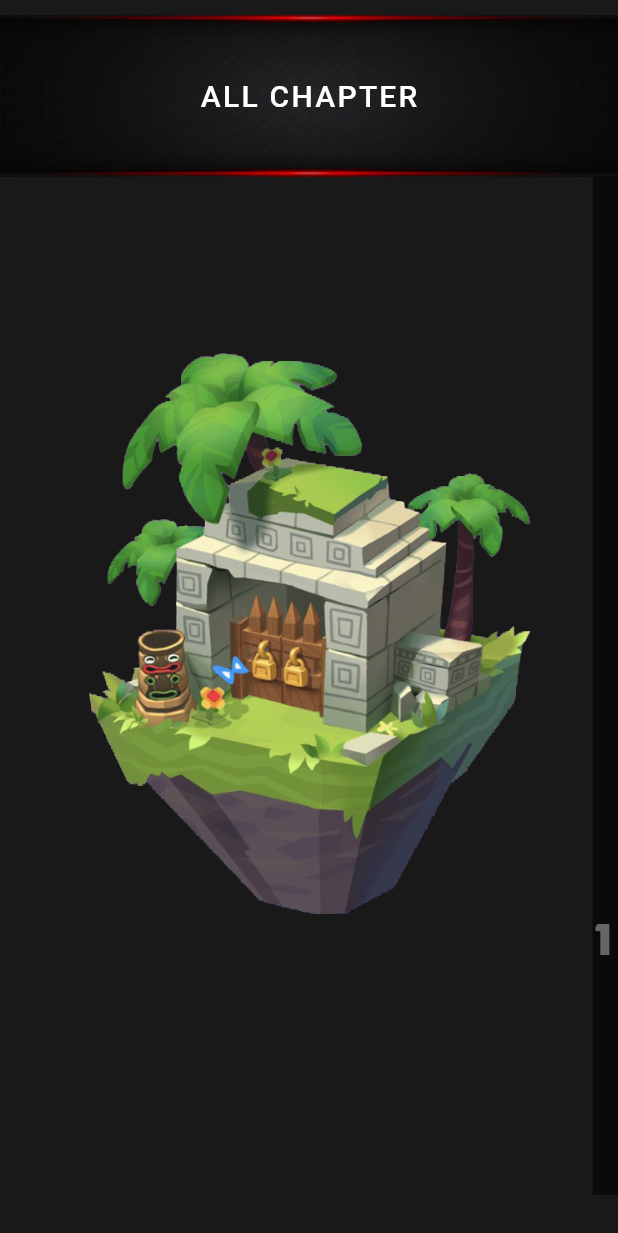
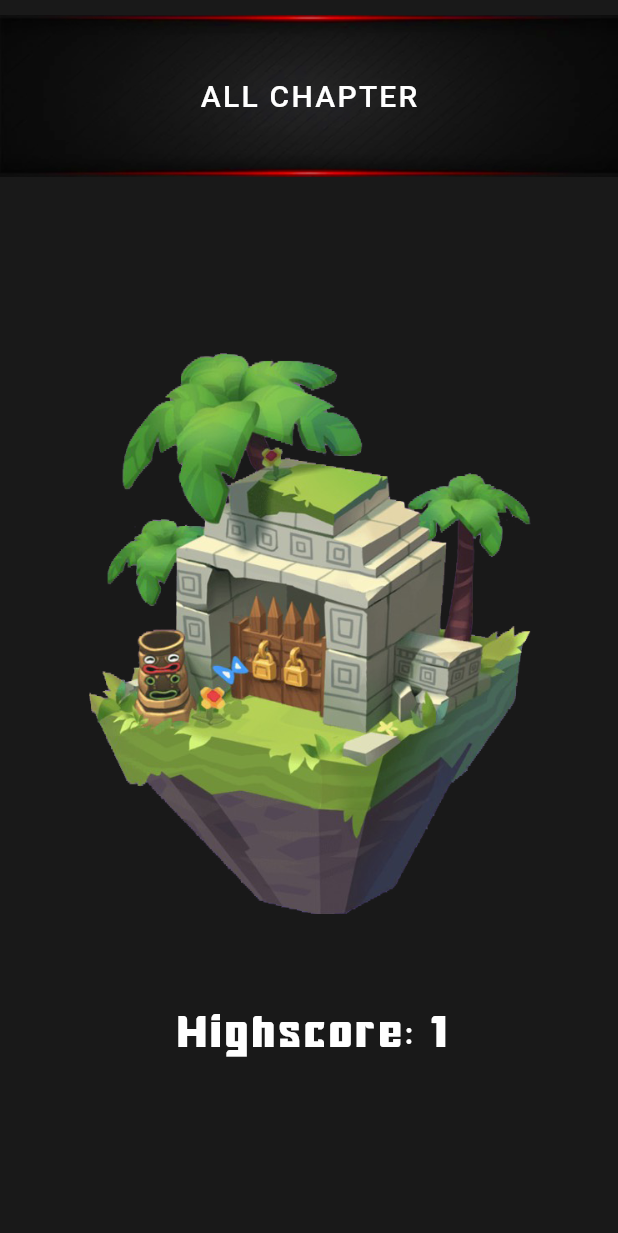
Before and after one commit to JiDuyy/dc_marvel_app, a Flutter app: the ShowChapterAll screen opened directly, on a phone screen of 412 x 824 dp. Shown: the top 1233 px of the screen. Run offline on Flutter 3.47's test engine with Material 2 defaults, Android fonts, the phone set to English and light mode, and no system bars; our stand-ins replace animated_text_kit, audioplayers, cloud_firestore, dropdown_button2, firebase_auth, firebase_core and 5 more; missing offline and left inert: dart:ffi; accounts and stored records are empty.

Commit message:
fix show chapter 1

```diff
--- a/lib/components/ChapterImage.dart
+++ b/lib/components/ChapterImage.dart
@@ -3,11 +3,10 @@
 import '../view/play/playing_now.dart';
 
 class ChapterImage extends StatefulWidget {
-  const ChapterImage({
-    Key? key,
-    required this.path,
-  }) : super(key: key);
+  const ChapterImage({Key? key, required this.path, required this.hightScore})
+      : super(key: key);
   final String path;
+  final String hightScore;
 
   @override
   State<ChapterImage> createState() => _ChapterImageState();
@@ -25,6 +24,19 @@
       decoration: BoxDecoration(
         image: DecorationImage(
           image: AssetImage(widget.path),
+        ),
+      ),
+      child: Align(
+        alignment: Alignment.bottomCenter,
+        child: Text(
+          widget.hightScore != '' ? 'Highscore: ${widget.hightScore}' : '',
+          style: const TextStyle(
+            fontFamily: 'horizon',
+            color: Colors.white,
+            fontSize: 28,
+            fontWeight: FontWeight.w500,
+            letterSpacing: 2.5,
+          ),
         ),
       ),
     );
@@ -82,14 +94,10 @@
                 image: AssetImage(path),
               ),
             ),
-          ),
-          Container(
+            child: Align(
               alignment: Alignment.bottomCenter,
-            margin: EdgeInsets.only(
-              bottom: MediaQuery.of(context).size.width / 2.3,
-            ),
               child: Text(
-              '$hightScore',
+                chapter >= numberChappter ? 'Highscore: $hightScore' : '',
                 style: const TextStyle(
                   fontFamily: 'horizon',
                   color: Colors.white,
@@ -99,6 +107,15 @@
                 ),
               ),
             ),
+          ),
+          chapter >= numberChappter
+              ? Container(
+                  alignment: Alignment.bottomCenter,
+                  margin: EdgeInsets.only(
+                    bottom: MediaQuery.of(context).size.width / 2.3,
+                  ),
+                )
+              : Container(),
           Container(
             margin: EdgeInsets.only(
                 bottom: MediaQuery.of(context).size.height / 30),
--- a/lib/components/score_game.dart
+++ b/lib/components/score_game.dart
@@ -1,12 +1,8 @@
 // ignore_for_file: non_constant_identifier_names
 
 import 'dart:async';
-
-import 'package:dc_marvel_app/view/play/play_game.dart';
-import 'package:dc_marvel_app/view/play/playing_now.dart';
 import 'package:firebase_auth/firebase_auth.dart';
 import 'package:firebase_database/firebase_database.dart';
-import 'package:firebase_database/ui/firebase_animated_list.dart';
 import 'package:flutter/material.dart';
 import 'package:widget_and_text_animator/widget_and_text_animator.dart';
 import 'IconHelper.dart';
@@ -359,7 +355,7 @@
                                                   widget.chapter &&
                                               widget.chapter < 10
                                           ? ++widget.chapter
-                                          : widget.chapter,
+                                          : chapterCurrent,
                                     };
 
                                     _db
--- a/lib/components/showChapterAll.dart
+++ b/lib/components/showChapterAll.dart
@@ -91,30 +91,14 @@
                 scrollDirection: Axis.horizontal,
                 child: Row(
                   children: [
-                    GestureDetector(
-                      onDoubleTap: () {
-                        Navigator.of(context).push(
-                          PageRouteBuilder(
-                            opaque: false,
-                            pageBuilder: (BuildContext context, _, __) =>
-                                PlayingGame(
-                                    level: int.parse(level.text),
-                                    exp: int.parse(exp.text),
-                                    hightScore: int.parse(chapter.text) == 1
-                                        ? int.parse(hightScore.text)
-                                        : hSchapter[1],
-                                    chapter: 1,
-                                    diamond: int.parse(diamond.text)),
-                          ),
-                        );
-                      },
-                      child: Container(
-                        margin: EdgeInsets.only(
-                            bottom: MediaQuery.of(context).size.height / 7),
-                        child: const ChapterImage(
-                          path: 'assets/images/Chapter1.png',
-                        ),
-                      ),
+                    ItemChappter(
+                      chapter: chapter.text != '' ? int.parse(chapter.text) : 1,
+                      level: level.text != '' ? int.parse(chapter.text) : 1,
+                      exp: exp.text != '' ? int.parse(exp.text) : 1,
+                      hightScore: hightScore.text != '' ? hSchapter[1] : 1,
+                      diamond: diamond.text != '' ? int.parse(diamond.text) : 1,
+                      numberChappter: 1,
+                      path: 'assets/images/Chapter1.png',
                     ),
                     ItemChappter(
                       chapter: chapter.text != '' ? int.parse(chapter.text) : 1,
--- a/lib/view/play/play_game.dart
+++ b/lib/view/play/play_game.dart
@@ -127,6 +127,7 @@
                                 ),
                               )),
                           child: const ChapterImage(
+                            hightScore: '',
                             path: 'assets/images/Chapter1.png',
                           ),
                         )
@@ -140,6 +141,7 @@
                                 ),
                               )),
                           child: ChapterImage(
+                            hightScore: '',
                             path: 'assets/images/Chapter$chapter.png',
                           ),
                         ),
```
Lines whose indentation alone changed are shown as unchanged.
